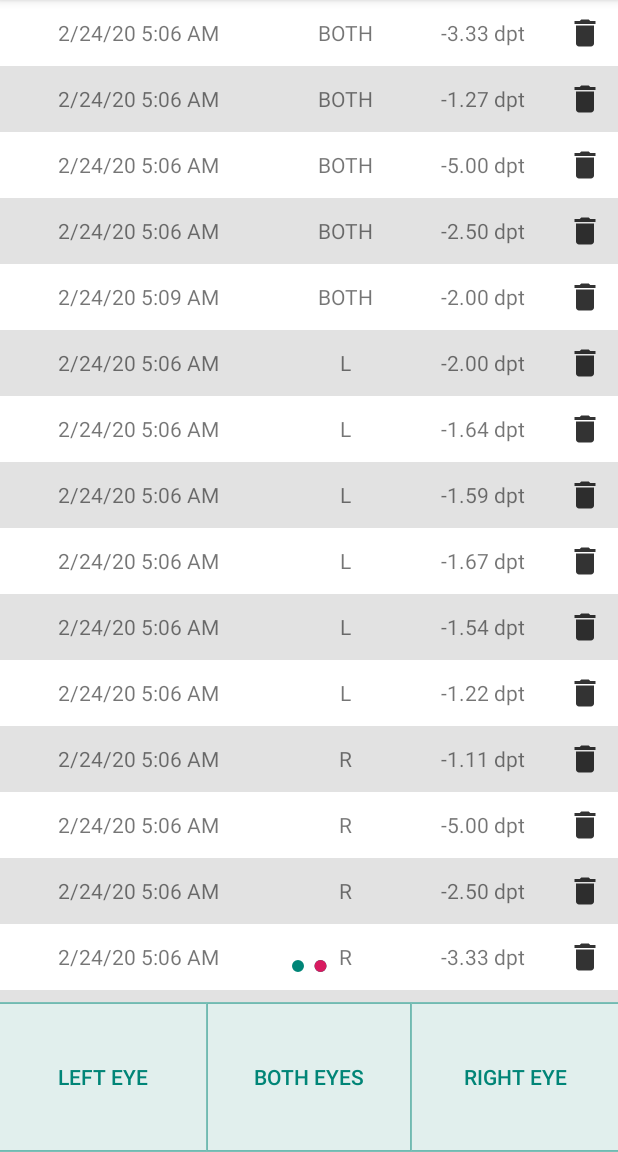
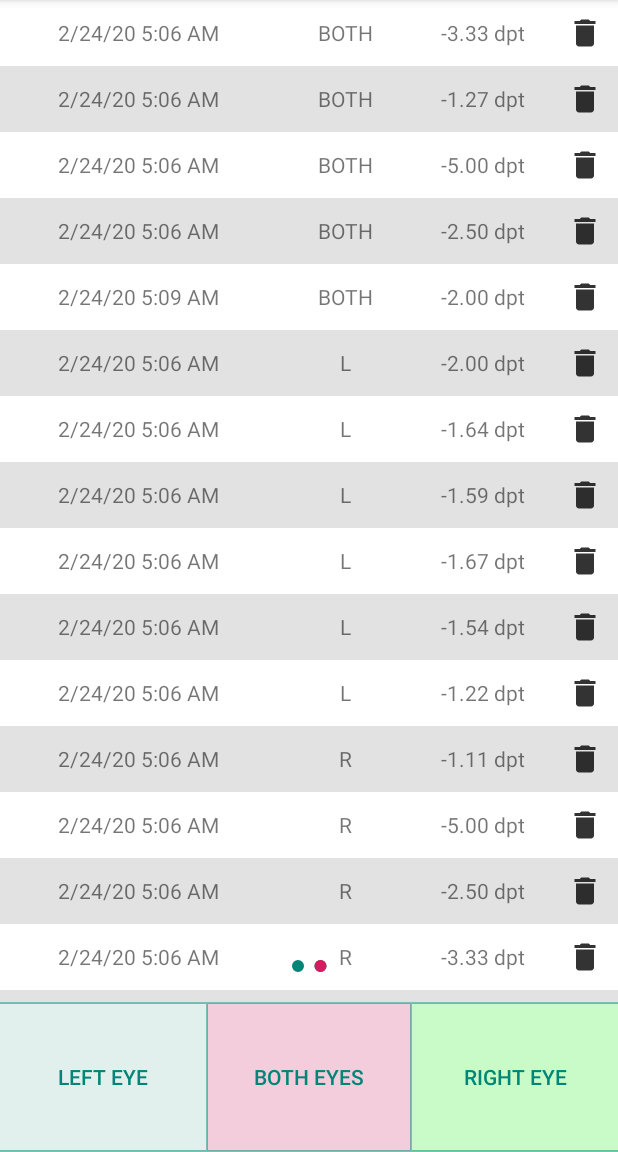
Before and after one commit to denisk20/diopter-calc, an Android app: the fragment ProgressFragment shown on its own in the app's theme, item 2 of the bottom bar chosen, on a phone screen of 412 x 824 dp, the part 84-1236 px from its top. Run offline under Robolectric (Android 15) with nearby library versions, the phone set to English and light mode, and no system bars; our stand-ins replace Room's generated code, data binding; 1 statement that could not run was skipped.

Commit message:
button colors.

```diff
--- a/app/src/main/java/org/endmyopia/calc/progress/Chart.kt
+++ b/app/src/main/java/org/endmyopia/calc/progress/Chart.kt
@@ -13,6 +13,7 @@ import org.endmyopia.calc.data.MeasurementMode
 import org.endmyopia.calc.util.debug
 import org.endmyopia.calc.util.getColorRes
 import org.endmyopia.calc.util.interpolate
+import kotlin.math.roundToInt
 
 /**
  * @author denisk
@@ -20,10 +21,13 @@ import org.endmyopia.calc.util.interpolate
  */
 class Chart(context: Context?, attrs: AttributeSet?) : SurfaceView(context, attrs),
     SurfaceHolder.Callback {
-    private val circleRadiusDp = 5f
+    private val circleRadiusDp = 8f
     private var circleRadiusPx = 0f
     private val lineWidthDp = 5f
     private var lineWidthPx = 0f
+    private val marginDp = 30f
+    private var marginPx = 0
+    private var offset = 0f
 
     private var minTimestamp = 0L
     private var maxTimestamp = 0L
@@ -53,6 +57,13 @@ class Chart(context: Context?, attrs: AttributeSet?) : SurfaceView(context, attr
             lineWidthDp,
             resources.displayMetrics
         )
+        val marg = TypedValue.applyDimension(
+            TypedValue.COMPLEX_UNIT_DIP,
+            marginDp,
+            resources.displayMetrics
+        )
+        marginPx = marg.roundToInt()
+        offset = marg / 2
 
         paint.strokeWidth = lineWidthDp
         paint.style = Paint.Style.FILL_AND_STROKE
@@ -121,8 +132,14 @@ class Chart(context: Context?, attrs: AttributeSet?) : SurfaceView(context, attr
     private fun getXYs(measurements: List<Measurement>): FloatArray {
         val xYs = FloatArray(measurements.size * 2)
         measurements.forEachIndexed { index, measurement ->
-            val x = interpolate(minTimestamp, maxTimestamp, savedWidth, measurement.date)
-            val y = interpolate(minDist, maxDist, savedHeight, measurement.distanceMeters.toFloat())
+            val x = interpolate(minTimestamp, maxTimestamp, savedWidth, measurement.date, offset)
+            val y = interpolate(
+                minDist,
+                maxDist,
+                savedHeight,
+                measurement.distanceMeters.toFloat(),
+                -offset
+            )
 
             debug("getting xy index $index date: ${measurement.date} date.toFloat: ${measurement.date.toFloat()} x: $x")
 
@@ -139,8 +156,8 @@ class Chart(context: Context?, attrs: AttributeSet?) : SurfaceView(context, attr
     override fun surfaceChanged(holder: SurfaceHolder, m: Int, width: Int, height: Int) {
         if (width > 0 && height > 0) {
             if (width != savedWidth || height != savedHeight) {
-                savedWidth = width
-                savedHeight = height
+                savedWidth = width - marginPx
+                savedHeight = height - marginPx
                 updateMeasurementCoords(allMeasurements)
             }
         }
--- a/app/src/main/java/org/endmyopia/calc/util/Util.kt
+++ b/app/src/main/java/org/endmyopia/calc/util/Util.kt
@@ -39,8 +39,8 @@ fun getEyesText(mode: MeasurementMode, context: Context): String {
 
 fun dpt(meters: Double) = -1 / meters
 
-fun interpolate(xMin: Float, xMax: Float, width: Int, xIn: Float) =
-    width * (xIn - xMin) / (xMax - xMin)
+fun interpolate(xMin: Float, xMax: Float, width: Int, xIn: Float, offset: Float) =
+    width * (xIn - xMin) / (xMax - xMin) + offset
 
-fun interpolate(xMin: Long, xMax: Long, width: Int, xIn: Long) =
-    width * (xIn - xMin + 0f) / (xMax - xMin)
+fun interpolate(xMin: Long, xMax: Long, width: Int, xIn: Long, offset: Float) =
+    width * (xIn - xMin + 0f) / (xMax - xMin) + offset
--- /dev/null
+++ b/app/src/main/res/color/filter_button_text_light.xml
@@ -0,0 +1,5 @@
+<?xml version="1.0" encoding="utf-8"?>
+<selector xmlns:android="http://schemas.android.com/apk/res/android">
+    <item android:state_checked="true" android:color="@color/white" />
+    <item android:color="@color/gray" />
+</selector>
--- a/app/src/main/res/drawable/button_border_background_pressed_full_border.xml
+++ b/app/src/main/res/drawable/button_border_both_background_pressed_full_border.xml
@@ -8,5 +8,5 @@
 
             />
 
-    <solid android:color="@color/colorPrimaryTransparent" />
+    <solid android:color="@color/bothTransparent50" />
 </shape>
--- /dev/null
+++ b/app/src/main/res/drawable/button_border_both_background_pressed_horizontal_border.xml
@@ -0,0 +1,15 @@
+<?xml version="1.0" encoding="utf-8"?>
+<layer-list xmlns:android="http://schemas.android.com/apk/res/android">
+    <item
+            android:left="-2dp"
+            android:right="-2dp">
+        <shape android:shape="rectangle">
+            <corners android:radius="0dp" />
+            <stroke
+                    android:width="1dp"
+                    android:color="@color/colorPrimaryTransparent50" />
+            <solid android:color="@color/bothTransparent50" />
+        </shape>
+    </item>
+
+</layer-list>
--- /dev/null
+++ b/app/src/main/res/drawable/button_border_right_background_pressed_horizontal_border.xml
@@ -0,0 +1,15 @@
+<?xml version="1.0" encoding="utf-8"?>
+<layer-list xmlns:android="http://schemas.android.com/apk/res/android">
+    <item
+            android:left="-2dp"
+            android:right="-2dp">
+        <shape android:shape="rectangle">
+            <corners android:radius="0dp" />
+            <stroke
+                    android:width="1dp"
+                    android:color="@color/colorPrimaryTransparent50" />
+            <solid android:color="@color/rightTransparent50" />
+        </shape>
+    </item>
+
+</layer-list>
--- a/app/src/main/res/drawable/filter_button_background_full_border.xml
+++ /dev/null
@@ -1,5 +0,0 @@
-<?xml version="1.0" encoding="utf-8"?>
-<selector xmlns:android="http://schemas.android.com/apk/res/android">
-    <item android:state_checked="true" android:drawable="@drawable/button_border_background_pressed_full_border" />
-    <item android:drawable="@drawable/button_border_background_full_border" />
-</selector>
--- /dev/null
+++ b/app/src/main/res/drawable/filter_button_both_background_full_border.xml
@@ -0,0 +1,5 @@
+<?xml version="1.0" encoding="utf-8"?>
+<selector xmlns:android="http://schemas.android.com/apk/res/android">
+    <item android:state_checked="true" android:drawable="@drawable/button_border_both_background_pressed_full_border" />
+    <item android:drawable="@drawable/button_both_border_background_full_border" />
+</selector>
--- /dev/null
+++ b/app/src/main/res/drawable/filter_button_both_background_horizontal_border.xml
@@ -0,0 +1,5 @@
+<?xml version="1.0" encoding="utf-8"?>
+<selector xmlns:android="http://schemas.android.com/apk/res/android">
+    <item android:state_checked="true" android:drawable="@drawable/button_border_both_background_pressed_horizontal_border" />
+    <item android:drawable="@drawable/button_border_background_horizontal_border" />
+</selector>
--- a/app/src/main/res/drawable/filter_button_background_horizontal_border.xml
+++ b/app/src/main/res/drawable/filter_button_left_background_horizontal_border.xml
@@ -1,5 +1,5 @@
 <?xml version="1.0" encoding="utf-8"?>
 <selector xmlns:android="http://schemas.android.com/apk/res/android">
-    <item android:state_checked="true" android:drawable="@drawable/button_border_background_pressed_horizontal_border" />
+    <item android:state_checked="true" android:drawable="@drawable/button_border_left_background_pressed_horizontal_border" />
     <item android:drawable="@drawable/button_border_background_horizontal_border" />
 </selector>
--- /dev/null
+++ b/app/src/main/res/drawable/filter_button_right_background_horizontal_border.xml
@@ -0,0 +1,5 @@
+<?xml version="1.0" encoding="utf-8"?>
+<selector xmlns:android="http://schemas.android.com/apk/res/android">
+    <item android:state_checked="true" android:drawable="@drawable/button_border_right_background_pressed_horizontal_border" />
+    <item android:drawable="@drawable/button_border_background_horizontal_border" />
+</selector>
--- a/app/src/main/res/layout/fragment_progress.xml
+++ b/app/src/main/res/layout/fragment_progress.xml
@@ -28,22 +28,21 @@
 
                 <ToggleButton
                         android:id="@+id/filterLeft"
-                        style="@style/FilterButton"
+                        style="@style/FilterButtonLeft"
                         android:textOn="@string/left_eye"
                         android:textOff="@string/left_eye"
                         android:checked="true" />
 
                 <ToggleButton
                         android:id="@+id/filterBoth"
-                        style="@style/FilterButton"
-                        android:background="@drawable/filter_button_background_full_border"
+                        style="@style/FilterButtonBoth"
                         android:textOn="@string/both_eyes"
                         android:textOff="@string/both_eyes"
                         android:checked="true" />
 
                 <ToggleButton
                         android:id="@+id/filterRight"
-                        style="@style/FilterButton"
+                        style="@style/FilterButtonRight"
                         android:textOn="@string/right_eye"
                         android:textOff="@string/right_eye"
                         android:checked="true" />
--- a/app/src/main/res/values/colors.xml
+++ b/app/src/main/res/values/colors.xml
@@ -11,8 +11,13 @@
     <color name="gray">#E2E2E2</color>
 
     <color name="green">#00FF00</color>
+    <color name="blue">#0000FF</color>
 
-    <color name="both">#FF8C00</color>
-    <color name="left">#00A6FF</color>
-    <color name="right">#FAE000</color>
+    <color name="left">@color/colorPrimary</color>
+    <color name="right">@color/green</color>
+    <color name="both">@color/colorAccent</color>
+
+    <color name="leftTransparent50">@color/colorPrimaryTransparent50</color>
+    <color name="rightTransparent50">#3300FF00</color>
+    <color name="bothTransparent50">#33D81B60</color>
 </resources>
--- a/app/src/main/res/values/styles.xml
+++ b/app/src/main/res/values/styles.xml
@@ -31,11 +31,29 @@
         <item name="android:layout_marginBottom">5dp</item>
     </style>
 
-    <style name="FilterButton">
+    <style name="FilterButtonLeft">
         <item name="android:layout_width">0dp</item>
         <item name="android:layout_weight">1</item>
         <item name="android:layout_height">match_parent</item>
-        <item name="android:background">@drawable/filter_button_background_horizontal_border</item>
+        <item name="android:background">@drawable/filter_button_left_background_horizontal_border
+        </item>
+        <item name="android:textColor">@color/filter_button_text</item>
+    </style>
+
+    <style name="FilterButtonBoth">
+        <item name="android:layout_width">0dp</item>
+        <item name="android:layout_weight">1</item>
+        <item name="android:layout_height">match_parent</item>
+        <item name="android:background">@drawable/filter_button_both_background_full_border</item>
+        <item name="android:textColor">@color/filter_button_text</item>
+    </style>
+
+    <style name="FilterButtonRight">
+        <item name="android:layout_width">0dp</item>
+        <item name="android:layout_weight">1</item>
+        <item name="android:layout_height">match_parent</item>
+        <item name="android:background">@drawable/filter_button_right_background_horizontal_border
+        </item>
         <item name="android:textColor">@color/filter_button_text</item>
     </style>
 </resources>
```
Also changed, not shown: app/src/main/res/drawable/button_border_left_background_pressed_horizontal_border.xml (renamed from app/src/main/res/drawable/button_border_background_pressed_horizontal_border.xml), app/src/main/res/drawable/button_both_border_background_full_border.xml (renamed from app/src/main/res/drawable/button_border_background_full_border.xml).
